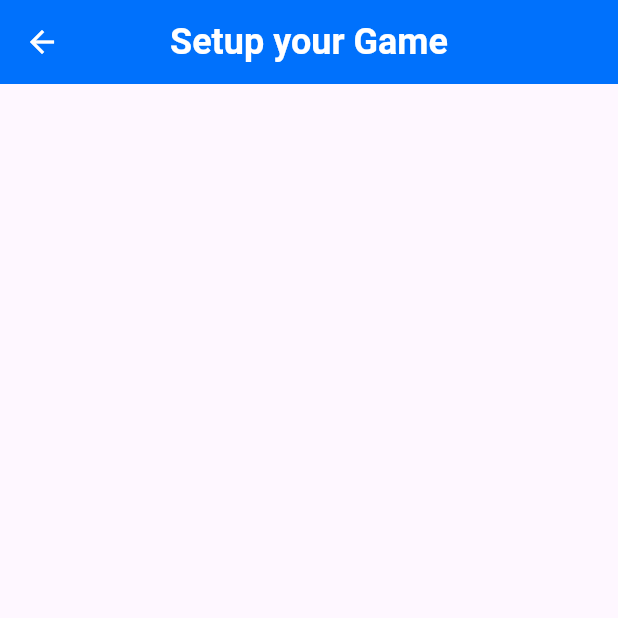
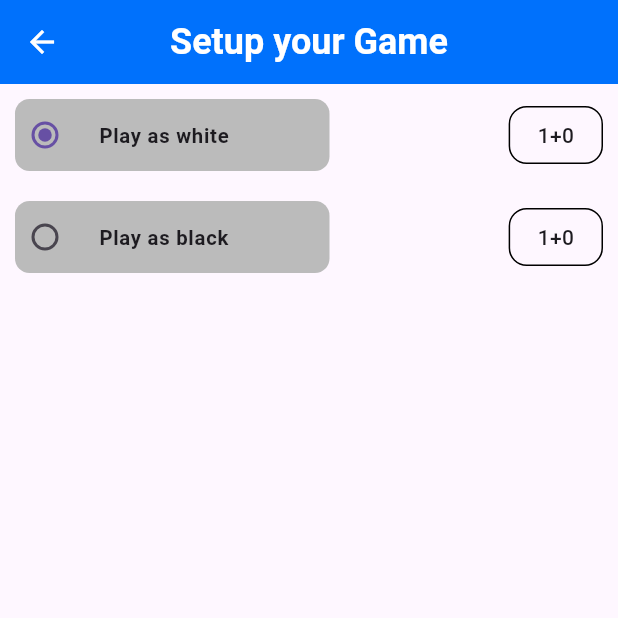
Before and after one commit to DeborajNath/chess_flutter, a Flutter app: the GameTimeScreen screen opened directly, after a tap on "Bullet", on a phone screen of 412 x 824 dp, the top half of it. Run offline on Flutter 3.47's test engine with Material 3 defaults, Android fonts, the phone set to English and light mode, and no system bars; our stand-ins replace gap; missing offline and left inert: bishop, square_bishop, squares.

Commit message:
game start up screen

```diff
--- a/lib/components/index.dart
+++ b/lib/components/index.dart
@@ -1 +1,2 @@
 export 'custom_list_tile.dart';
+export 'player_color_radio_button.dart';
--- /dev/null
+++ b/lib/components/player_color_radio_button.dart
@@ -0,0 +1,42 @@
+import 'package:chess_flutter/constants/index.dart';
+import 'package:flutter/material.dart';
+
+class PlayerColorRadioButton extends StatelessWidget {
+  const PlayerColorRadioButton({
+    super.key,
+    required this.title,
+    required this.value,
+    this.groupValue,
+    required this.onChanged,
+  });
+  final String title;
+  final PlayerColor value;
+  final PlayerColor? groupValue;
+  final Function(PlayerColor?)? onChanged;
+  @override
+  Widget build(BuildContext context) {
+    return SizedBox(
+      width: 200 * Dimensions.widthP(context),
+      child: RadioListTile<PlayerColor>(
+        title: Text(
+          title,
+          style: TextStyle(
+            fontWeight: FontWeight.w700,
+            fontSize: 14 * Dimensions.heightF(context),
+          ),
+        ),
+        value: value,
+        dense: true,
+        tileColor: lightGrey,
+        contentPadding: EdgeInsets.zero,
+        shape: RoundedRectangleBorder(
+          borderRadius: BorderRadius.circular(
+            10 * Dimensions.heightF(context),
+          ),
+        ),
+        groupValue: groupValue,
+        onChanged: onChanged,
+      ),
+    );
+  }
+}
--- a/lib/constants/colors.dart
+++ b/lib/constants/colors.dart
@@ -5,5 +5,6 @@ Color white = const Color.fromARGB(255, 255, 255, 255);
 Color blue = const Color.fromARGB(255, 0, 113, 252);
 Color darkBlue = const Color.fromARGB(255, 0, 18, 39);
 Color grey = Colors.grey;
+Color lightGrey = const Color.fromARGB(255, 187, 187, 187);
 Color red = Colors.red;
 Color green = Colors.green;
--- /dev/null
+++ b/lib/constants/constants.dart
@@ -0,0 +1,10 @@
+enum PlayerColor {
+  white,
+  black,
+}
+
+enum GameDifficulty {
+  easy,
+  medium,
+  hard,
+}
--- a/lib/constants/index.dart
+++ b/lib/constants/index.dart
@@ -2,3 +2,4 @@ export 'colors.dart';
 export 'dimensions.dart';
 export 'images.dart';
 export 'routes.dart';
+export 'constants.dart';
--- a/lib/main_screens/game_start_up_screen.dart
+++ b/lib/main_screens/game_start_up_screen.dart
@@ -1,9 +1,11 @@
+import 'package:chess_flutter/components/player_color_radio_button.dart';
 import 'package:chess_flutter/constants/index.dart';
 import 'package:flutter/material.dart';
+import 'package:gap/gap.dart';
 
 class GameStartUpScreen extends StatefulWidget {
   const GameStartUpScreen(
-      {super.key, required this.isCustomedTime, this.gameTime});
+      {super.key, required this.isCustomedTime, required this.gameTime});
   final bool isCustomedTime;
   final String? gameTime;
 
@@ -12,6 +14,7 @@ class GameStartUpScreen extends StatefulWidget {
 }
 
 class _GameStartUpScreenState extends State<GameStartUpScreen> {
+  PlayerColor playerColorGroup = PlayerColor.white;
   @override
   Widget build(BuildContext context) {
     return Scaffold(
@@ -27,6 +30,138 @@ class _GameStartUpScreenState extends State<GameStartUpScreen> {
               fontSize: 24, fontWeight: FontWeight.w700, color: white),
         ),
       ),
+      body: Padding(
+        padding: const EdgeInsets.all(10),
+        child: Column(
+          children: [
+            Row(
+              mainAxisAlignment: MainAxisAlignment.spaceBetween,
+              children: [
+                PlayerColorRadioButton(
+                  title: "Play as ${PlayerColor.white.name}",
+                  value: PlayerColor.white,
+                  groupValue: playerColorGroup,
+                  onChanged: (value) {
+                    setState(() {
+                      playerColorGroup = value!;
+                    });
+                  },
+                ),
+                widget.isCustomedTime
+                    ? Row(
+                        children: [
+                          IconButton(
+                            onPressed: () {},
+                            icon: Icon(Icons.remove),
+                          ),
+                          Container(
+                            height: 40 * Dimensions.heightF(context),
+                            width: 60 * Dimensions.widthP(context),
+                            decoration: BoxDecoration(
+                              border: Border.all(),
+                              borderRadius: BorderRadius.circular(12),
+                            ),
+                            child: Center(
+                              child: Text(
+                                "1",
+                                style: const TextStyle(
+                                  fontWeight: FontWeight.w500,
+                                  fontSize: 14,
+                                ),
+                              ),
+                            ),
+                          ),
+                          IconButton(
+                            onPressed: () {},
+                            icon: Icon(Icons.add),
+                          ),
+                        ],
+                      )
+                    : Container(
+                        height: 40 * Dimensions.heightF(context),
+                        width: 60 * Dimensions.widthP(context),
+                        decoration: BoxDecoration(
+                          border: Border.all(),
+                          borderRadius: BorderRadius.circular(12),
+                        ),
+                        child: Center(
+                          child: Text(
+                            widget.gameTime ?? "0",
+                            style: const TextStyle(
+                              fontWeight: FontWeight.w500,
+                              fontSize: 14,
+                            ),
+                          ),
+                        ),
+                      ),
+              ],
+            ),
+            const Gap(20),
+            Row(
+              mainAxisAlignment: MainAxisAlignment.spaceBetween,
+              children: [
+                PlayerColorRadioButton(
+                  title: "Play as ${PlayerColor.black.name}",
+                  value: PlayerColor.black,
+                  groupValue: playerColorGroup,
+                  onChanged: (value) {
+                    setState(() {
+                      playerColorGroup = value!;
+                    });
+                  },
+                ),
+                widget.isCustomedTime
+                    ? Row(
+                        children: [
+                          IconButton(
+                            onPressed: () {},
+                            icon: Icon(Icons.remove),
+                          ),
+                          Container(
+                            height: 40 * Dimensions.heightF(context),
+                            width: 60 * Dimensions.widthP(context),
+                            decoration: BoxDecoration(
+                              border: Border.all(),
+                              borderRadius: BorderRadius.circular(12),
+                            ),
+                            child: Center(
+                              child: Text(
+                                "1",
+                                style: const TextStyle(
+                                  fontWeight: FontWeight.w500,
+                                  fontSize: 14,
+                                ),
+                              ),
+                            ),
+                          ),
+                          IconButton(
+                            onPressed: () {},
+                            icon: Icon(Icons.add),
+                          ),
+                        ],
+                      )
+                    : Container(
+                        height: 40 * Dimensions.heightF(context),
+                        width: 60 * Dimensions.widthP(context),
+                        decoration: BoxDecoration(
+                          border: Border.all(),
+                          borderRadius: BorderRadius.circular(12),
+                        ),
+                        child: Center(
+                          child: Text(
+                            widget.gameTime ?? "0",
+                            style: const TextStyle(
+                              fontWeight: FontWeight.w500,
+                              fontSize: 14,
+                            ),
+                          ),
+                        ),
+                      ),
+              ],
+            ),
+          ],
+        ),
+      ),
     );
   }
 }
--- a/lib/main_screens/game_time_screen.dart
+++ b/lib/main_screens/game_time_screen.dart
@@ -50,7 +50,7 @@ class _GameTimeScreenState extends State<GameTimeScreen> {
                         context,
                         GameStartUpScreen(
                           isCustomedTime: true,
-                          gameTime: gameTime,
+                          gameTime: gameTime ?? "0",
                         ),
                       );
                     } else {
@@ -58,7 +58,7 @@ class _GameTimeScreenState extends State<GameTimeScreen> {
                         context,
                         GameStartUpScreen(
                           isCustomedTime: false,
-                          gameTime: gameTime,
+                          gameTime: gameTime ?? "0",
                         ),
                       );
                     }
```
